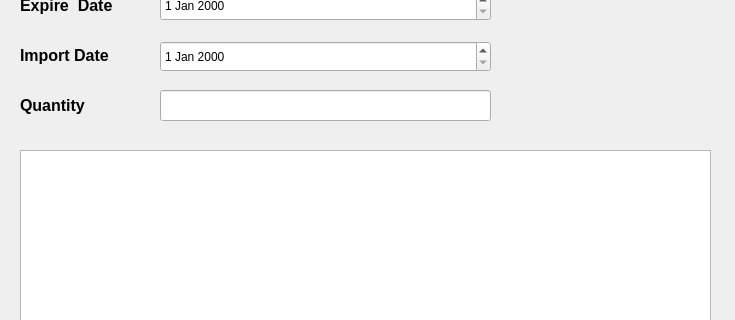
This is app/UserInterface/Pages/StockDialog.ui in JunlinDu/PHP-SRePS as Qt 5 draws it before an edit; both pictures show x 0 to 735 and y 110 to 430 of the 735 by 527 pixel window. The edited form follows.
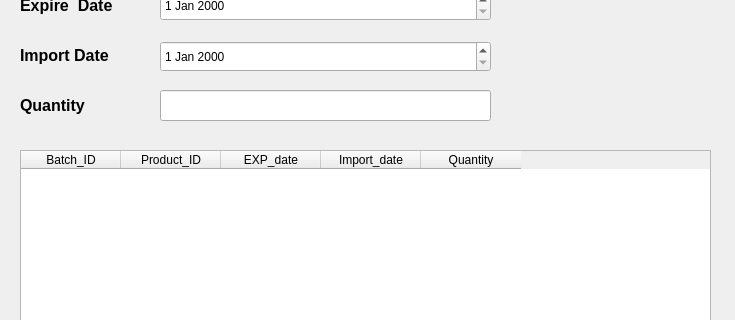
This is the edited form.

Patch:
```diff
--- a/app/UserInterface/Pages/StockDialog.ui
+++ b/app/UserInterface/Pages/StockDialog.ui
@@ -253,6 +253,37 @@
      <height>192</height>
     </rect>
    </property>
+   <property name="columnCount">
+    <number>5</number>
+   </property>
+   <attribute name="verticalHeaderVisible">
+    <bool>false</bool>
+   </attribute>
+   <column>
+    <property name="text">
+     <string>Batch_ID</string>
+    </property>
+   </column>
+   <column>
+    <property name="text">
+     <string>Product_ID</string>
+    </property>
+   </column>
+   <column>
+    <property name="text">
+     <string>EXP_date</string>
+    </property>
+   </column>
+   <column>
+    <property name="text">
+     <string>Import_date</string>
+    </property>
+   </column>
+   <column>
+    <property name="text">
+     <string>Quantity</string>
+    </property>
+   </column>
   </widget>
   <widget class="QPushButton" name="Confirm">
    <property name="geometry">
```
